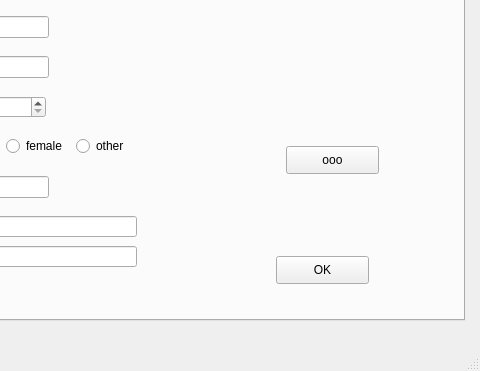
The window that mainwindow.ui (Meulonn/Portal) describes before a commit, drawn with Qt 5; both pictures show x 316 to 796 and y 89 to 460 of the 796 by 460 pixel window.
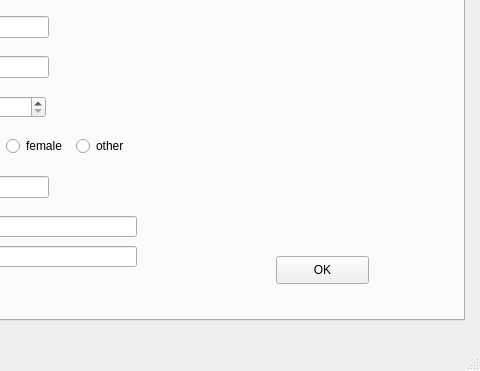
The same window after the commit.

Diff of the .ui file:
```diff
--- a/mainwindow.ui
+++ b/mainwindow.ui
@@ -249,19 +249,6 @@
        <string>other</string>
       </property>
      </widget>
-     <widget class="QPushButton" name="pushButton_ooo">
-      <property name="geometry">
-       <rect>
-        <x>580</x>
-        <y>180</y>
-        <width>93</width>
-        <height>28</height>
-       </rect>
-      </property>
-      <property name="text">
-       <string>ooo</string>
-      </property>
-     </widget>
     </widget>
     <widget class="QWidget" name="tab_2">
      <attribute name="title">
```
